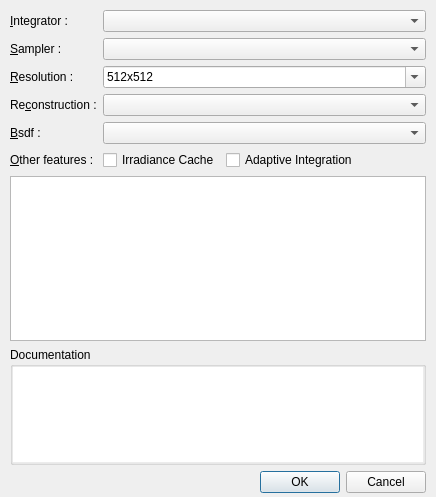
Qt form src/mtsgui/rendersettingsdlg.ui (OmegaZhou/mitsuba) before a commit.
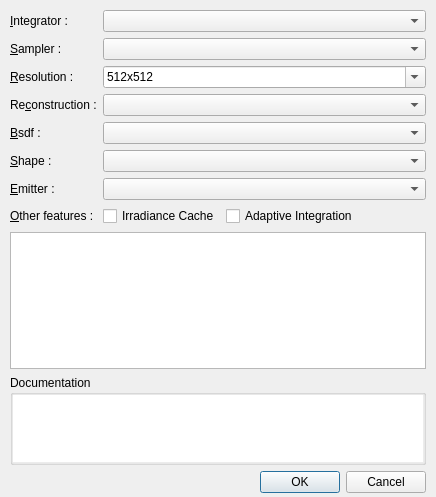
The same form after that commit.

The edit to the form file:
```diff
--- a/src/mtsgui/rendersettingsdlg.ui
+++ b/src/mtsgui/rendersettingsdlg.ui
@@ -89,32 +89,38 @@
    </item>
    <item row="4" column="1" colspan="2">
         <widget class="QComboBox" name="bsdfBox"/>
+     </item>
+     <item row="5" column="1" colspan="2">
+          <widget class="QComboBox" name="shapeBox"/>
        </item>
-   <item row="5" column="1">
+       <item row="6" column="1" colspan="2">
+          <widget class="QComboBox" name="emitterBox"/>
+       </item>
+   <item row="7" column="1">
     <widget class="QCheckBox" name="icBox">
      <property name="text">
       <string>Irradiance Cache</string>
      </property>
     </widget>
    </item>
-   <item row="5" column="2">
+   <item row="7" column="2">
     <widget class="QCheckBox" name="aiBox">
      <property name="text">
       <string>Adaptive Integration</string>
      </property>
     </widget>
    </item>
-   <item row="6" column="0" colspan="3">
-    <widget class="QTreeView" name="treeView"/>
-   </item>
    <item row="8" column="0" colspan="3">
+    <widget class="QTreeView" name="treeView"/>
+   </item>
+   <item row="10" column="0" colspan="3">
     <widget class="QDialogButtonBox" name="buttonBox">
      <property name="standardButtons">
       <set>QDialogButtonBox::Cancel|QDialogButtonBox::Ok</set>
      </property>
     </widget>
    </item>
-   <item row="7" column="0" colspan="3">
+   <item row="9" column="0" colspan="3">
     <widget class="QGroupBox" name="groupBox">
      <property name="maximumSize">
       <size>
@@ -217,6 +223,26 @@
         </widget>
    </item>
    <item row="5" column="0">
+     <widget class="QLabel" name="label_8">
+      <property name="text">
+       <string>&amp;Shape :</string>
+      </property>
+      <property name="buddy">
+       <cstring>shapeBox</cstring>
+      </property>
+     </widget>
+     </item>
+     <item row="6" column="0">
+     <widget class="QLabel" name="label_9">
+      <property name="text">
+       <string>&amp;Emitter :</string>
+      </property>
+      <property name="buddy">
+       <cstring>emitterBox</cstring>
+      </property>
+     </widget>
+     </item>
+   <item row="7" column="0">
     <widget class="QLabel" name="label_4">
      <property name="text">
       <string>&amp;Other features :</string>
```
